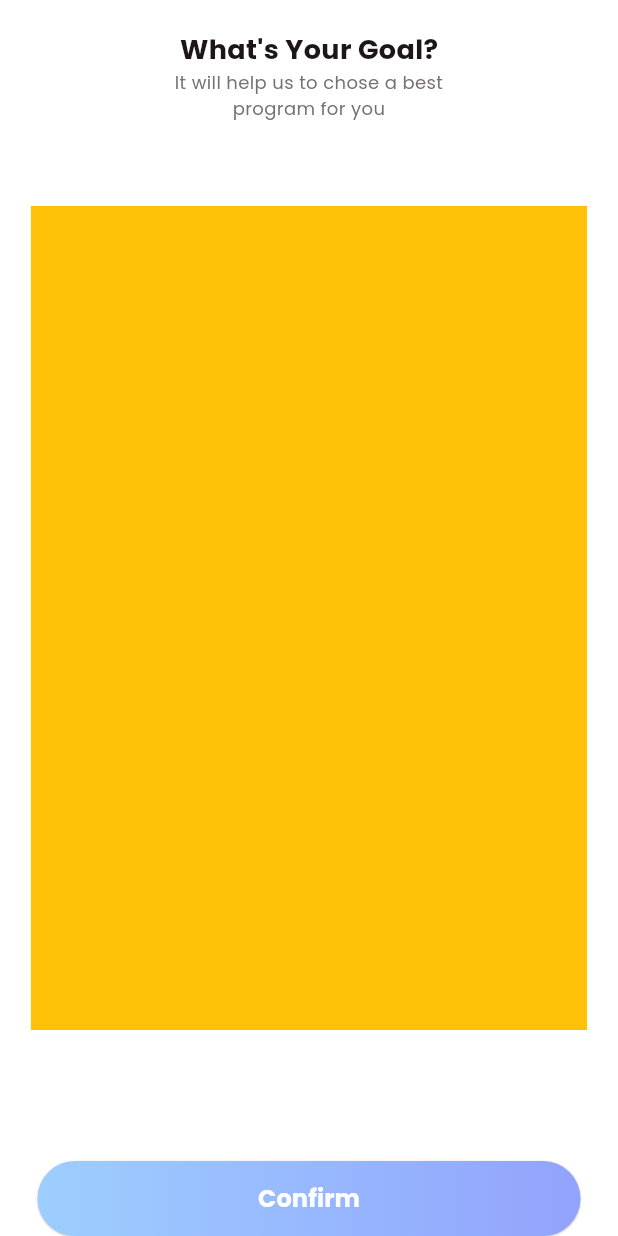
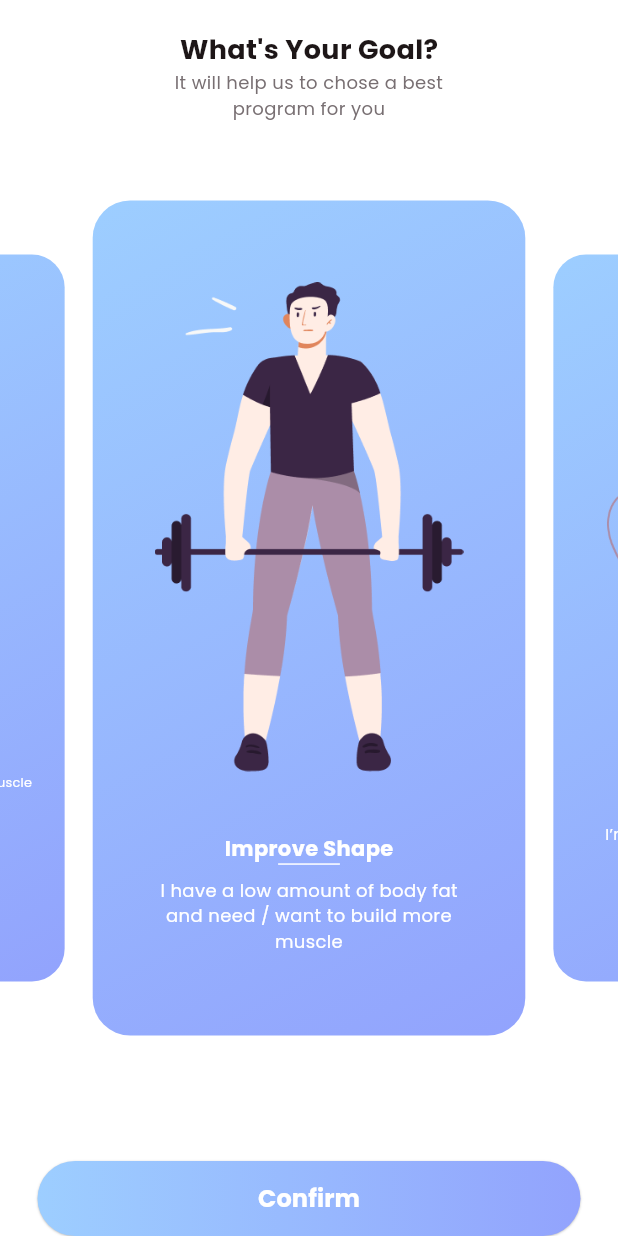
Before and after one commit to aagh20190-code/upwards, a Flutter app: the screen it shows after launch, on a phone screen of 412 x 824 dp. Run offline on Flutter 3.47's test engine with Material 3 defaults, Android fonts, the phone set to English and light mode, and no system bars; drawn by our look-alikes of carousel_slider.

```diff
--- a/lib/view/login/whatyourgoal_view.dart
+++ b/lib/view/login/whatyourgoal_view.dart
@@ -1,6 +1,6 @@
 
 import 'package:carousel_slider/carousel_slider.dart';
-import 'package:flutter/material.dart' hide CarouselController;
+import 'package:flutter/material.dart';// <-- Make sure 'hide' is here
 import 'package:upwards2/common/colo_extension.dart';
 import 'package:upwards2/common_widget/round_button.dart';
 
@@ -13,7 +13,14 @@ class WhatyourgoalView extends StatefulWidget {
 
 class _WhatyourgoalViewState extends State<WhatyourgoalView> {
 
-  CarouselController buttonCarouselController = CarouselController();
+  CarouselSliderController buttonCarouselController = CarouselSliderController();
+
+  List goalArr =  [
+    {"image":"assets/img/sign2.png","title":"Improve Shape","subtitle":"I have a low amount of body fat\nand need / want to build more\nmuscle"},
+    {"image":"assets/img/sign3.png","title":"Learn & Grow","subtitle":"I’m “skinny fat”. look thin but have\nno shape. I want to add learn\nmuscle in the right way"},
+    {"image":"assets/img/sign4.png","title":"Lose Fat","subtitle":"I have over 20 lbs to\nlose. I want to drop all this fat and gain muscle\nmass"},
+
+                ];
 
   @override
   Widget build(BuildContext context) {
@@ -24,14 +31,61 @@ class _WhatyourgoalViewState extends State<WhatyourgoalView> {
       Stack(
         children: [
           Center(
-            child: CarouselSlider(
-              items: ["assets/img/sign1.png","assets/img/sign2.png","assets/img/sign3.png"].map((gObject)=>Container(color: Colors.amber,)).toList(),
+            child:CarouselSlider(
+              items:goalArr
+                .map((gObj)=>Container(
+                  decoration: BoxDecoration(
+                    gradient: LinearGradient(
+                      colors: TColor.primaryGrad,
+                      begin: Alignment.topLeft,
+                      end: Alignment.bottomRight),
+              borderRadius: BorderRadius.circular(25),
+              ),
+              padding:  EdgeInsets.symmetric(vertical: media.width*0.1,horizontal: 25),
+              alignment: Alignment.center,
+              child: FittedBox(
+                child: Column(
+                  children: [
+                    Image.asset(
+                      gObj["image"].toString(),
+                      width:media.width*0.5,
+                      fit: BoxFit.fitWidth,),
+
+                    SizedBox(
+                      height: media.width*0.1,
+                    ),
+                    Text(
+                   gObj["title"].toString(),
+                    style: TextStyle(color: TColor.white,
+                    fontSize: 14,
+                    fontWeight: FontWeight.w700),
+                    ),
+                       Container(
+                        width: media.width*0.1,
+                        height: 1,
+                        color: TColor.white,
+                       ),
+                       SizedBox(
+                      height: media.width*0.02,
+                    ),
+
+                    Text(
+                    gObj["subtitle"].toString(),
+                      textAlign: TextAlign.center,
+                    style: TextStyle(color: TColor.white,
+                    fontSize: 12),
+                    ),
+                  ],
+                ),
+              ),
+              ),)
+              .toList(),
               carouselController: buttonCarouselController,
-              options: CarouselOptions(
+              options:CarouselOptions(
                 autoPlay: false,
                 enlargeCenterPage: true,
-                viewportFraction: 0.9,
-                aspectRatio: 0.75,
+                viewportFraction: 0.7,
+                aspectRatio: 0.74,
                 initialPage: 0,
               ),
             ),
--- a/pubspec.yaml
+++ b/pubspec.yaml
@@ -19,7 +19,7 @@ publish_to: 'none' # Remove this line if you wish to publish to pub.dev
 version: 1.0.0+1
 
 environment:
-  sdk: ^3.9.2
+  sdk: '>=2.19.6 <3.0.0'
 
 # Dependencies specify other packages that your package needs in order to work.
 # To automatically upgrade your package dependencies to the latest versions
@@ -34,7 +34,7 @@ dependencies:
   # The following adds the Cupertino Icons font to your application.
   # Use with the CupertinoIcons class for iOS style icons.
   cupertino_icons: ^1.0.8
-  carousel_slider: ^4.2.1
+  carousel_slider: ^5.1.1
 
 dev_dependencies:
   flutter_test:
```
Also changed, not shown: pubspec.lock.
